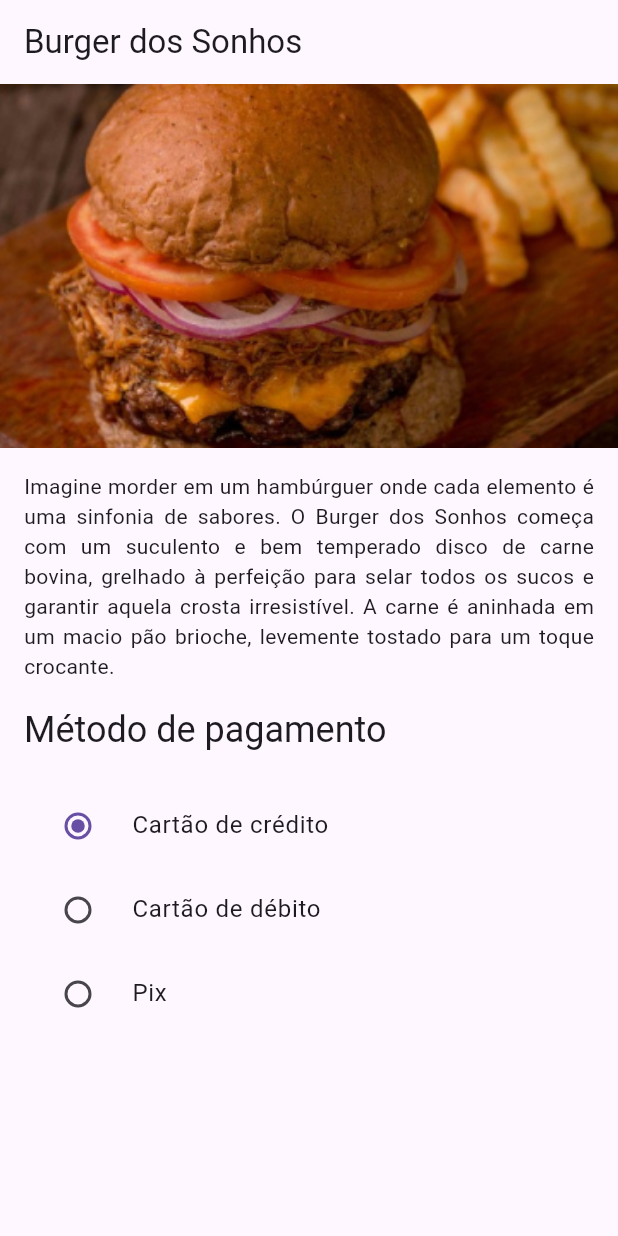
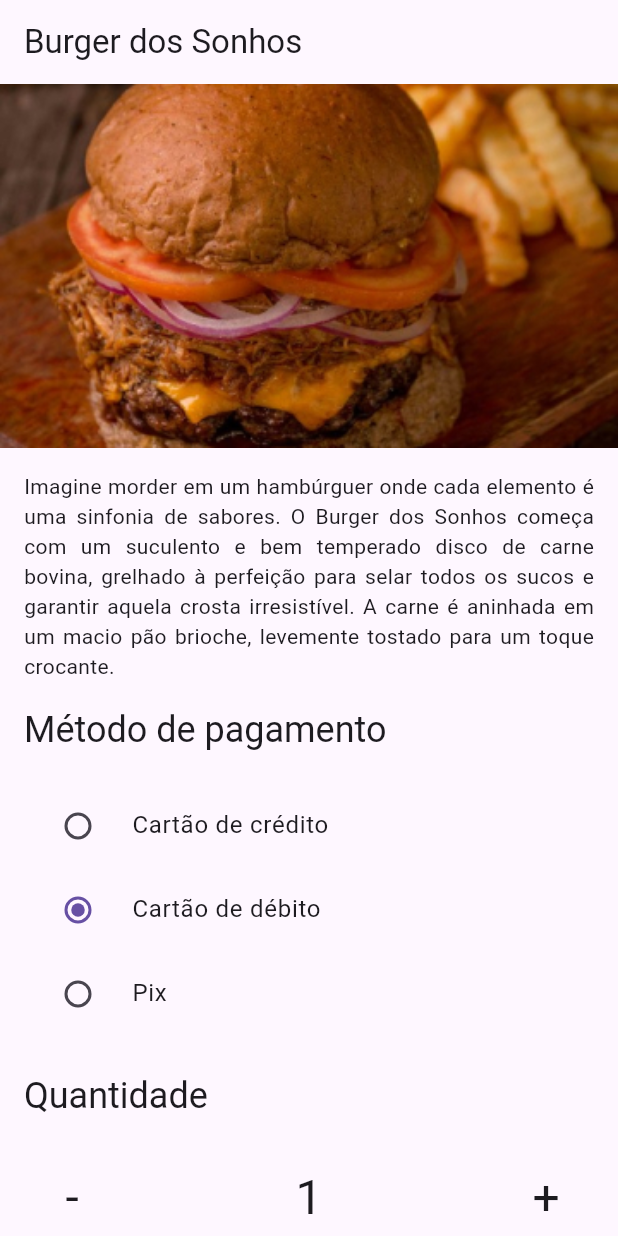
Before and after one commit to ProfessorAndersonChoren/appII_sao_leopoldo_afternoon, a Flutter app: the screen it shows after launch, after a tap on "Cartão de débito", on a phone screen of 412 x 824 dp. Run offline on Flutter 3.47's test engine with Material 3 defaults, Android fonts, the phone set to English and light mode, and no system bars; our stand-ins replace flutter_mobx, flutter_svg, mobx; generated files the repository leaves out were written again.

Commit message:
Projeto Sonho de hamburguer

```diff
--- a/burguer_dos_sonhos/lib/screens/home/components/payment_methods.dart
+++ b/burguer_dos_sonhos/lib/screens/home/components/payment_methods.dart
@@ -1,33 +1,43 @@
 import 'package:burguer_dos_sonhos/enums/payment.dart';
+import 'package:burguer_dos_sonhos/stores/payment_method_store.dart';
 import 'package:flutter/material.dart';
+import 'package:flutter_mobx/flutter_mobx.dart';
 
 class PaymentMethods extends StatelessWidget {
-  final _selected = Payment.creditCard;
-  const PaymentMethods({super.key});
+  final paymentStore = PaymentMethodStore();
+  PaymentMethods({super.key});
 
   @override
   Widget build(BuildContext context) {
+    return Observer(builder: (_) {
       return Column(
         children: [
           RadioListTile<Payment>(
             value: Payment.creditCard,
-          groupValue: _selected,
-          onChanged: (value) {},
+            groupValue: paymentStore.selected,
+            onChanged: (value) {
+              paymentStore.changePaymentMethod(value!);
+            },
             title: Text('Cartão de crédito'),
           ),
           RadioListTile<Payment>(
             value: Payment.debitCard,
-          groupValue: _selected,
-          onChanged: (value) {},
+            groupValue: paymentStore.selected,
+            onChanged: (value) {
+              paymentStore.changePaymentMethod(value!);
+            },
             title: Text('Cartão de débito'),
           ),
           RadioListTile<Payment>(
             value: Payment.pix,
-          groupValue: _selected,
-          onChanged: (value) {},
+            groupValue: paymentStore.selected,
+            onChanged: (value) {
+              paymentStore.changePaymentMethod(value!);
+            },
             title: Text('Pix'),
           ),
         ],
       );
+    });
   }
 }
--- /dev/null
+++ b/burguer_dos_sonhos/lib/screens/home/components/quantity.dart
@@ -0,0 +1,32 @@
+import 'package:flutter/material.dart';
+
+class Quantity extends StatelessWidget {
+  const Quantity({super.key});
+
+  @override
+  Widget build(BuildContext context) {
+    return Row(
+      mainAxisAlignment: MainAxisAlignment.spaceBetween,
+      children: [
+        TextButton(
+          onPressed: () {},
+          child: Text(
+            '-',
+            style: Theme.of(context).textTheme.headlineLarge,
+          ),
+        ),
+        Text(
+          '1',
+          style: Theme.of(context).textTheme.headlineLarge,
+        ),
+        TextButton(
+          onPressed: () {},
+          child: Text(
+            '+',
+            style: Theme.of(context).textTheme.headlineLarge,
+          ),
+        )
+      ],
+    );
+  }
+}
--- a/burguer_dos_sonhos/lib/screens/home/home_page.dart
+++ b/burguer_dos_sonhos/lib/screens/home/home_page.dart
@@ -1,4 +1,5 @@
 import 'package:burguer_dos_sonhos/screens/home/components/payment_methods.dart';
+import 'package:burguer_dos_sonhos/screens/home/components/quantity.dart';
 import 'package:flutter/material.dart';
 
 class HomePage extends StatelessWidget {
@@ -10,7 +11,7 @@ class HomePage extends StatelessWidget {
       appBar: AppBar(
         title: const Text('Burger dos Sonhos'),
       ),
-      body: Column(
+      body: ListView(
         children: [
           Image.asset(
             'assets/ic_hamburger.jpg',
@@ -33,6 +34,13 @@ class HomePage extends StatelessWidget {
                 ),
                 SizedBox(height: 20),
                 PaymentMethods(),
+                SizedBox(height: 24),
+                Text(
+                  'Quantidade',
+                  style: Theme.of(context).textTheme.headlineSmall,
+                ),
+                SizedBox(height: 24),
+                Quantity(),
               ],
             ),
           ),
--- /dev/null
+++ b/burguer_dos_sonhos/lib/stores/payment_method_store.dart
@@ -0,0 +1,19 @@
+import 'package:burguer_dos_sonhos/enums/payment.dart';
+import 'package:mobx/mobx.dart';
+
+part 'payment_method_store.g.dart';
+
+class PaymentMethodStore = PaymentMethodStoreBase with _$PaymentMethodStore;
+
+abstract class PaymentMethodStoreBase with Store {
+  @observable
+  Payment _selected = Payment.creditCard;
+
+  @computed
+  Payment get selected => _selected;
+
+  @action
+  void changePaymentMethod(Payment value) {
+    _selected = value;
+  }
+}
--- a/burguer_dos_sonhos/pubspec.yaml
+++ b/burguer_dos_sonhos/pubspec.yaml
@@ -9,11 +9,15 @@ environment:
 dependencies:
   flutter:
     sdk: flutter
+  flutter_mobx: ^2.2.1+1
+  mobx: ^2.3.3+2
 
 dev_dependencies:
+  build_runner: ^2.4.12
+  flutter_lints: ^4.0.0
   flutter_test:
     sdk: flutter
-  flutter_lints: ^4.0.0
+  mobx_codegen: ^2.6.1
 
 flutter:
   uses-material-design: true
```
Also changed, not shown: burguer_dos_sonhos/lib/stores/payment_method_store.g.dart (added), burguer_dos_sonhos/pubspec.lock. Lines whose indentation alone changed are shown as unchanged.
